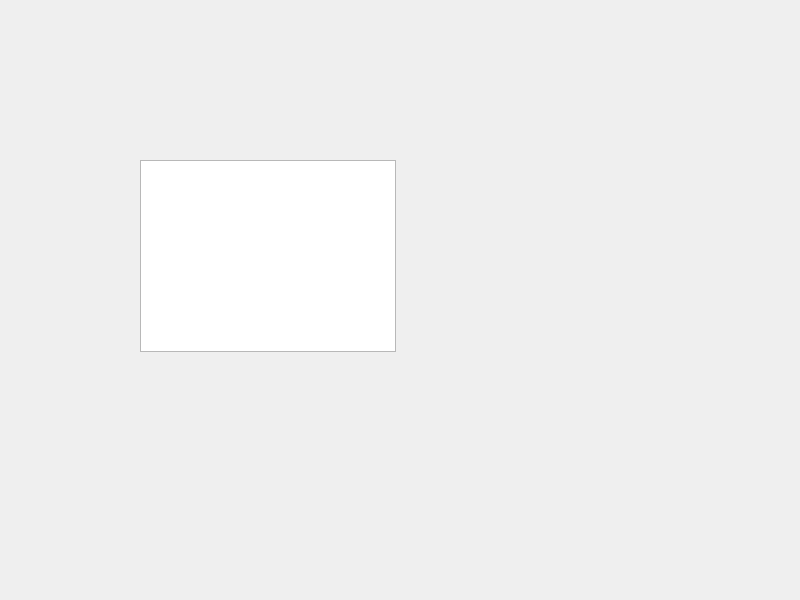
This is dough.ui in notexploiting/dough as Qt 5 draws it before an edit. The edited form follows.
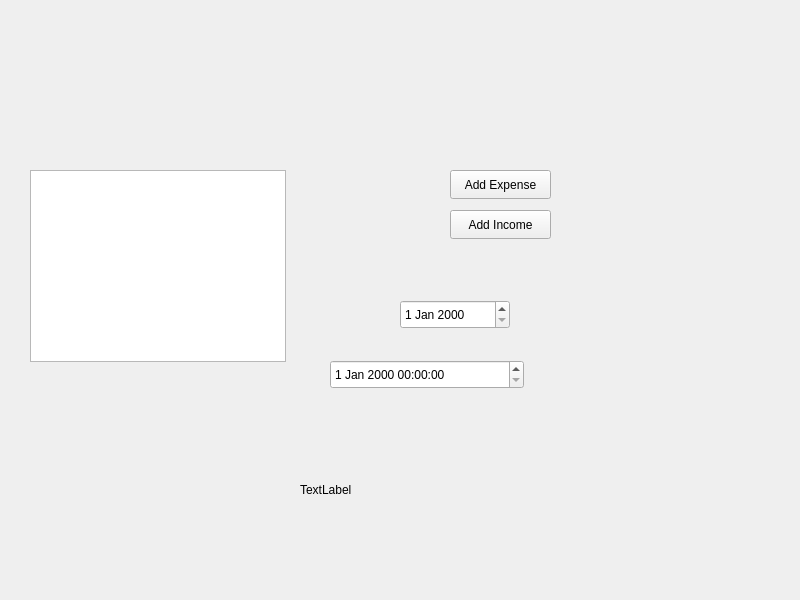
This is the edited form.

Commit message:
Started making an expense input popup
Created the class ExpenseWidget with no functionality so far.

The widget overlaps the main UI, consider using QDialog probably.

```diff
--- a/dough.ui
+++ b/dough.ui
@@ -13,16 +13,75 @@
   <property name="windowTitle">
    <string>dough</string>
   </property>
-  <widget class="QTableWidget" name="tableWidget">
+  <widget class="QTableView" name="tableView">
    <property name="geometry">
     <rect>
-     <x>140</x>
-     <y>160</y>
+     <x>30</x>
+     <y>170</y>
      <width>256</width>
      <height>192</height>
     </rect>
    </property>
   </widget>
+  <widget class="QPushButton" name="pushButton_income">
+   <property name="geometry">
+    <rect>
+     <x>450</x>
+     <y>210</y>
+     <width>101</width>
+     <height>29</height>
+    </rect>
+   </property>
+   <property name="text">
+    <string>Add Income</string>
+   </property>
+  </widget>
+  <widget class="QPushButton" name="pushButton_expense">
+   <property name="geometry">
+    <rect>
+     <x>450</x>
+     <y>170</y>
+     <width>101</width>
+     <height>29</height>
+    </rect>
+   </property>
+   <property name="text">
+    <string>Add Expense</string>
+   </property>
+  </widget>
+  <widget class="QDateEdit" name="dateEdit">
+   <property name="geometry">
+    <rect>
+     <x>400</x>
+     <y>300</y>
+     <width>110</width>
+     <height>29</height>
+    </rect>
+   </property>
+  </widget>
+  <widget class="QDateTimeEdit" name="dateTimeEdit">
+   <property name="geometry">
+    <rect>
+     <x>330</x>
+     <y>360</y>
+     <width>194</width>
+     <height>29</height>
+    </rect>
+   </property>
+  </widget>
+  <widget class="QLabel" name="label">
+   <property name="geometry">
+    <rect>
+     <x>300</x>
+     <y>480</y>
+     <width>63</width>
+     <height>20</height>
+    </rect>
+   </property>
+   <property name="text">
+    <string>TextLabel</string>
+   </property>
+  </widget>
  </widget>
  <resources/>
  <connections/>
```
The commit also changes 5 other files.
